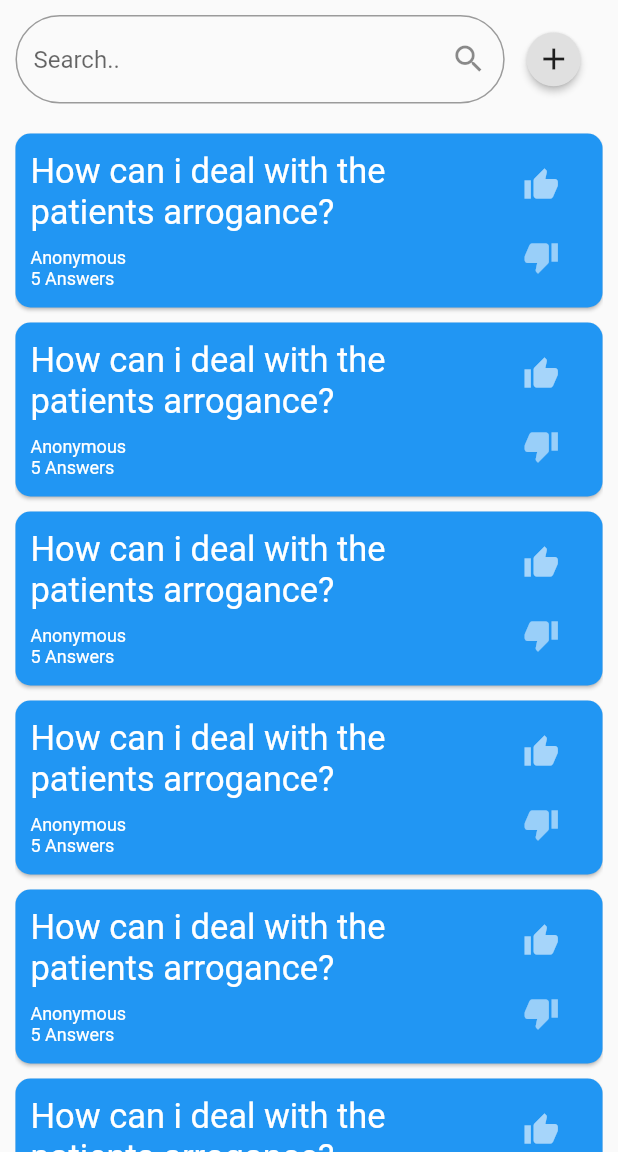
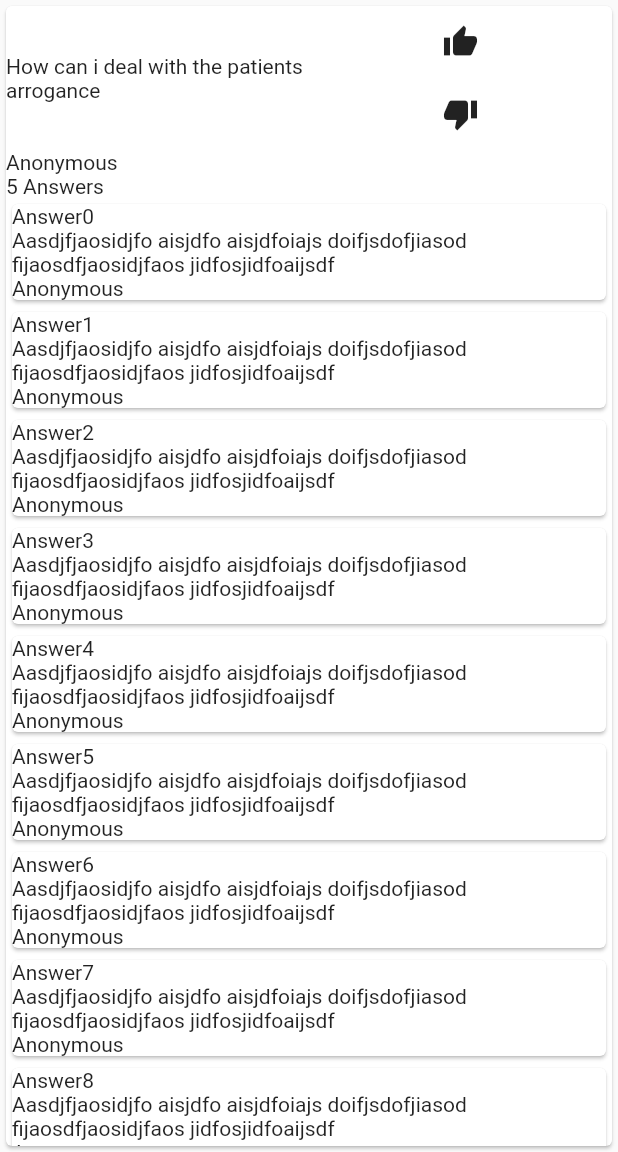
Before and after one commit to Moizsohail/dementia-plus, a Flutter app: the Community screen opened directly with empty values, after a tap on "How can i deal with the patients arrogan", on a phone screen of 412 x 824 dp, the part 84-1236 px from its top. Run offline on Flutter 3.47's test engine with Material 2 defaults, Android fonts, the phone set to English and light mode, and no system bars; our stand-ins replace firebase_auth; accounts and stored records are empty.

Commit message:
added resources + community ui update+migration to android x

```diff
--- a/lib/pages/learn/community.dart
+++ b/lib/pages/learn/community.dart
@@ -1,9 +1,11 @@
+import 'package:dementia_plus/pages/learn/communitycard.dart';
 import 'package:dementia_plus/tools/authentication.dart';
 import 'package:dementia_plus/ui/appbar.dart';
+import 'package:dementia_plus/ui/misc.dart';
 import 'package:flutter/material.dart';
 
 class Community extends StatefulWidget {
-  Community(this.userId,this.auth,this._callback);
+  Community(this.userId, this.auth, this._callback);
   final String userId;
   final BaseAuth auth;
   final VoidCallback _callback;
@@ -45,7 +47,12 @@ class _CommunityState extends State<Community> {
               Expanded(
                 flex: 5,
                 child: InkWell(
-                    onTap: () {},
+                    onTap: () {
+                      Navigator.push(
+                          context,
+                          MaterialPageRoute(
+                              builder: (context) => CommunityCard()));
+                    },
                     child: Column(
                       crossAxisAlignment: CrossAxisAlignment.start,
                       children: <Widget>[
@@ -73,11 +80,14 @@ class _CommunityState extends State<Community> {
                 child: Column(
                   children: <Widget>[
                     FlatButton(
-                      child: Icon(Icons.thumb_up,color: Colors.white60),
+                      child: Icon(Icons.thumb_up, color: Colors.white60),
                       onPressed: () {},
                     ),
                     FlatButton(
-                      child: Icon(Icons.thumb_down,color: Colors.white54,),
+                      child: Icon(
+                        Icons.thumb_down,
+                        color: Colors.white54,
+                      ),
                       onPressed: () {},
                     )
                   ],
@@ -100,29 +110,10 @@ class _CommunityState extends State<Community> {
               SizedBox(
                 height: 10.0,
               ),
-              Row(
-                mainAxisAlignment: MainAxisAlignment.center,
-                children: <Widget>[
-                  Expanded(
-                      flex: 5,
-                      child: TextField(
-                        decoration: InputDecoration(
-                          hintText: "Search..",
-                            suffixIcon: Icon(Icons.search),
-                            border: OutlineInputBorder(
-                                borderRadius: BorderRadius.circular(40.0))),
-                        controller: mySearchController,
-                      )),
-                  Expanded(
-                      flex: 1,
-                      child: RaisedButton(
-                        child: Icon(Icons.add),
-                        shape: CircleBorder(),
-                        onPressed: () {},
-                      ))
-                ],
+              SearchBar(mySearchController),
+              SizedBox(
+                height: 10.0,
               ),
-              SizedBox(height: 10.0,),
               Expanded(
                   child: ListView.builder(
                 itemCount: posts.length,
--- /dev/null
+++ b/lib/pages/learn/communitycard.dart
@@ -0,0 +1,83 @@
+import 'package:dementia_plus/ui/appbar.dart';
+import 'package:flutter/material.dart';
+
+class CommunityCard extends StatefulWidget {
+  @override
+  State<StatefulWidget> createState() => _CommunityCardState();
+}
+
+class _CommunityCardState extends State<CommunityCard> {
+  List<Widget> getCards() {
+    return List.generate(
+        16,
+        (index) => Container(
+                child: Card(
+              child: Container(child:Column(
+                crossAxisAlignment: CrossAxisAlignment.start,
+                children: <Widget>[
+                  Text("Answer"+index.toString()),
+                  Text(
+                    "Aasdjfjaosidjfo aisjdfo aisjdfoiajs doifjsdofjiasod fijaosdfjaosidjfaos jidfosjidfoaijsdf",
+                    maxLines: null,
+                  ),
+                  Text("Anonymous")
+                ],
+              )),
+            )));
+  }
+
+  @override
+  Widget build(BuildContext context) {
+    return Scaffold(
+        appBar: customAppBar(context, "Community"),
+        body: Container(
+          child: Card(
+            child: CustomScrollView(
+              slivers: <Widget>[
+                SliverList(
+                  delegate: SliverChildListDelegate([
+                    Row(
+                      children: <Widget>[
+                        Expanded(
+                            child: Text(
+                                "How can i deal with the patients arrogance")),
+                        Expanded(
+                            child: Column(
+                          children: <Widget>[
+                            FlatButton(
+                              onPressed: () {},
+                              child: Icon(Icons.thumb_up),
+                            ),
+                            FlatButton(
+                              onPressed: () {},
+                              child: Icon(Icons.thumb_down),
+                            )
+                          ],
+                        ))
+                      ],
+                    ),
+                    Text("Anonymous"),
+                    Text("5 Answers"),
+                  ]),
+                ),
+                SliverList(delegate: SliverChildListDelegate(getCards())),
+                SliverList(
+                    delegate: SliverChildListDelegate([
+                  Row(
+                    children: <Widget>[
+                      Expanded(flex: 5, child: TextField()),
+                      Expanded(
+                          flex: 1,
+                          child: FlatButton(
+                            child: Icon(Icons.send),
+                            onPressed: () {},
+                          ))
+                    ],
+                  )
+                ]))
+              ],
+            ),
+          ),
+        ));
+  }
+}
--- a/lib/pages/learn/learn.dart
+++ b/lib/pages/learn/learn.dart
@@ -1,4 +1,5 @@
 import 'package:dementia_plus/pages/learn/authdirector.dart';
+import 'package:dementia_plus/pages/learn/resource.dart';
 import 'package:dementia_plus/tools/authentication.dart';
 import 'package:dementia_plus/ui/appbar.dart';
 import 'package:dementia_plus/ui/buttons.dart';
@@ -45,7 +46,7 @@ class _LearnState extends State<Learn> {
           crossAxisCount: 2,
           padding: EdgeInsets.all(16.0),
           children: List.generate(learnOptions.length, (index) {
-            return ImageCardButton(learnOptions[index]);
+            return ImageCardButton(learnOptions[index],page:Resource(learnOptions[index]));
           }),
         ))
       ]),
--- a/lib/ui/misc.dart
+++ b/lib/ui/misc.dart
@@ -0,0 +1,31 @@
+import 'package:flutter/material.dart';
+
+class SearchBar extends StatelessWidget {
+  SearchBar(this.mySearchController);
+  final mySearchController;
+  @override
+  Widget build(BuildContext context) {
+    return Row(
+      mainAxisAlignment: MainAxisAlignment.center,
+      children: <Widget>[
+        Expanded(
+            flex: 5,
+            child: TextField(
+              decoration: InputDecoration(
+                  hintText: "Search..",
+                  suffixIcon: Icon(Icons.search),
+                  border: OutlineInputBorder(
+                      borderRadius: BorderRadius.circular(40.0))),
+              controller: mySearchController,
+            )),
+        Expanded(
+            flex: 1,
+            child: RaisedButton(
+              child: Icon(Icons.add),
+              shape: CircleBorder(),
+              onPressed: () {},
+            ))
+      ],
+    );
+  }
+}
```
Also changed, not shown: lib/pages/learn/resource.dart (added, +63 -0 lines), lib/ui/buttons.dart (+9 -7 lines).
